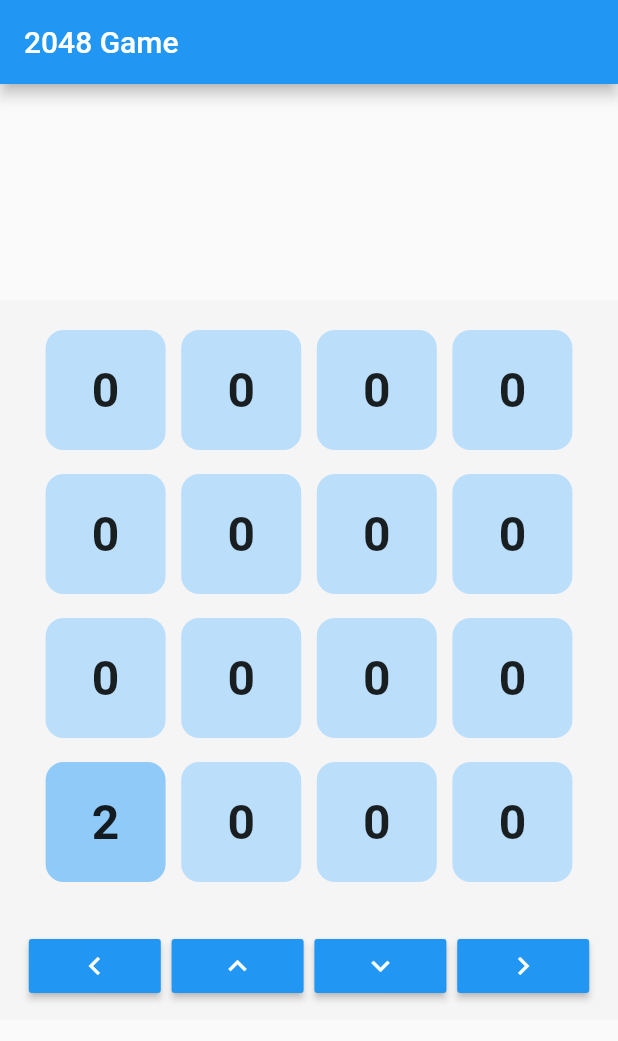
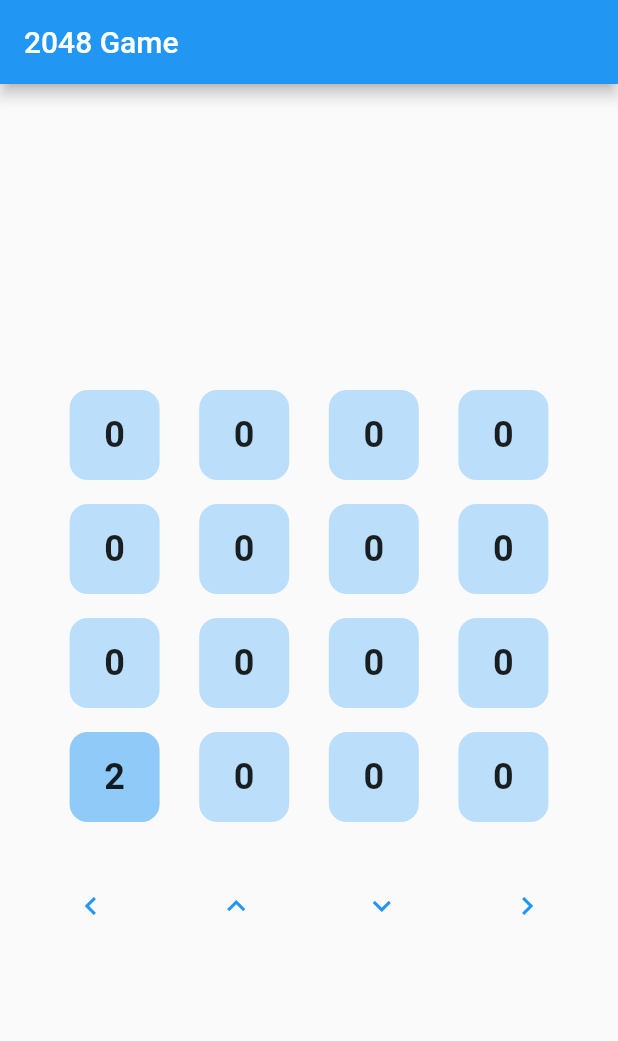
Before and after one commit to ArnavPuri/game_2048_flutter, a Flutter app: the screen it shows after launch, on a phone screen of 412 x 824 dp. Shown: the top 1041 px of the screen. Run offline on Flutter 3.47's test engine with Material 2 defaults, Android fonts, the phone set to English and light mode, and no system bars.

Commit message:
minor UI changes

```diff
--- a/lib/board_controller.dart
+++ b/lib/board_controller.dart
@@ -29,7 +29,7 @@ class BoardController {
     for (int i = 0; i < currentBoard.length; i++) {
       for (int j = 0; j < currentBoard[i].length; j++) {
         if (currentBoard[i][j] == 2048) {
-          true;
+          return true;
         }
       }
     }
--- a/lib/game_grid.dart
+++ b/lib/game_grid.dart
@@ -31,7 +31,6 @@ class _GameGridState extends State<GameGrid> {
   @override
   Widget build(BuildContext context) {
     return Container(
-      color: Colors.grey.shade100,
       padding: EdgeInsets.all(12),
       child: GestureDetector(
         onHorizontalDragEnd: (DragEndDetails dragDetails) {
@@ -47,9 +46,9 @@ class _GameGridState extends State<GameGrid> {
         onVerticalDragEnd: (DragEndDetails dragDetails) {
           print('Drag end v ${dragDetails.velocity}');
           print('Drag end primary v ${dragDetails.primaryVelocity}');
-          if (dragDetails.primaryVelocity < 0) {
+          if (dragDetails.primaryVelocity > 0) {
             boardController.downSlideBoard();
-          } else if (dragDetails.primaryVelocity > 0) {
+          } else if (dragDetails.primaryVelocity < 0) {
             boardController.upSlideBoard();
           }
           setState(() {});
@@ -63,12 +62,11 @@ class _GameGridState extends State<GameGrid> {
                 height: 24,
               ),
               Row(
-                mainAxisAlignment: MainAxisAlignment.spaceEvenly,
+                mainAxisAlignment: MainAxisAlignment.spaceAround,
                 children: <Widget>[
-                  RaisedButton(
-                    child: Icon(
+                  IconButton(
+                    icon: Icon(
                       Icons.chevron_left,
-                      color: Colors.white,
                     ),
                     color: Colors.blue,
                     splashColor: Colors.blue,
@@ -77,10 +75,9 @@ class _GameGridState extends State<GameGrid> {
                       setState(() {});
                     },
                   ),
-                  RaisedButton(
-                    child: Icon(
+                  IconButton(
+                    icon: Icon(
                       Icons.keyboard_arrow_up,
-                      color: Colors.white,
                     ),
                     color: Colors.blue,
                     splashColor: Colors.blue,
@@ -89,10 +86,9 @@ class _GameGridState extends State<GameGrid> {
                       setState(() {});
                     },
                   ),
-                  RaisedButton(
-                    child: Icon(
+                  IconButton(
+                    icon: Icon(
                       Icons.keyboard_arrow_down,
-                      color: Colors.white,
                     ),
                     color: Colors.blue,
                     splashColor: Colors.blue,
@@ -101,10 +97,9 @@ class _GameGridState extends State<GameGrid> {
                       setState(() {});
                     },
                   ),
-                  RaisedButton(
-                    child: Icon(
+                  IconButton(
+                    icon: Icon(
                       Icons.chevron_right,
-                      color: Colors.white,
                     ),
                     color: Colors.blue,
                     splashColor: Colors.blue,
@@ -148,15 +143,15 @@ class _GameGridState extends State<GameGrid> {
 
   Widget singleCell(int val) {
     return Container(
-      width: 80,
-      height: 80,
+      width: 60,
+      height: 60,
       decoration: BoxDecoration(
           color: colorsMap[val], borderRadius: BorderRadius.circular(12)),
       child: Center(
         child: Text(
           '$val',
           style: TextStyle(
-              fontSize: 32, fontWeight: FontWeight.bold, color: Colors.black87),
+              fontSize: 24, fontWeight: FontWeight.bold, color: Colors.black87),
         ),
       ),
     );
```
Also changed, not shown: 1 other file.
